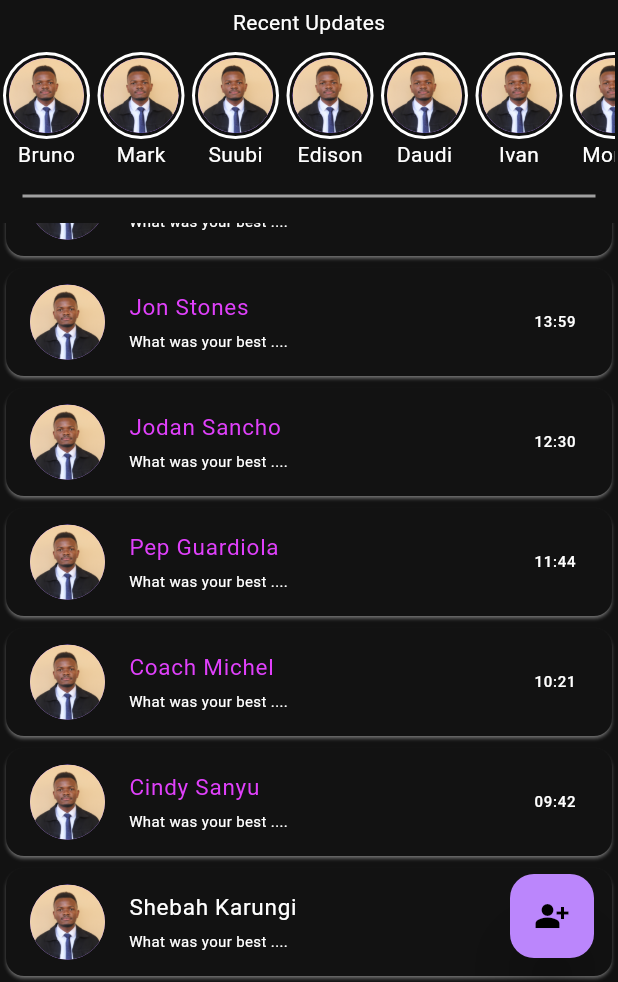
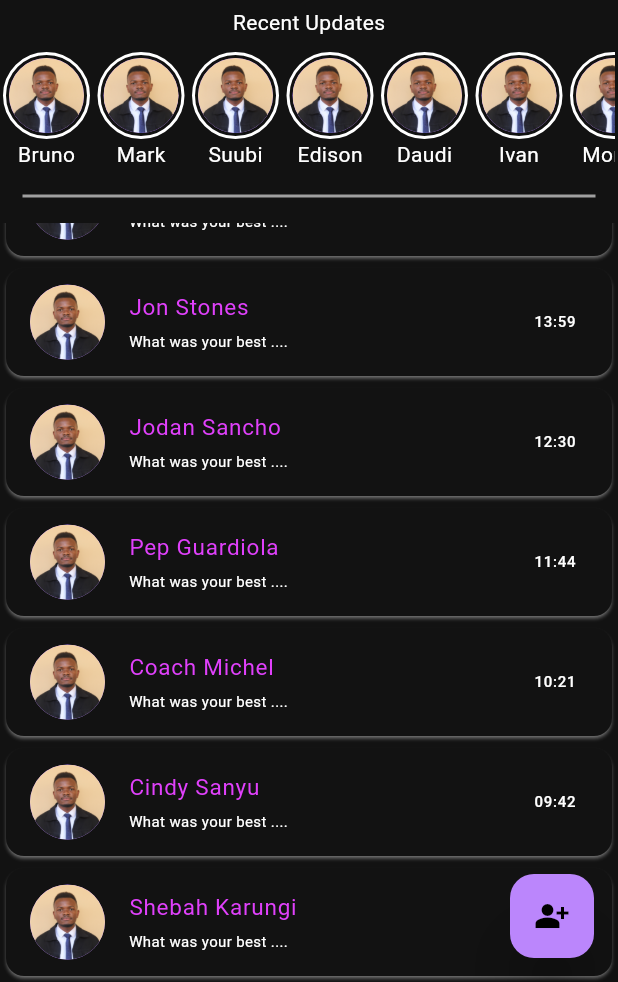
Before and after one commit to Hunkwills/ChatApp, a Flutter app: the screen it shows after launch, scrolled down 214 dp, on a phone screen of 412 x 824 dp, the part 254-1236 px from its top. Run offline on Flutter 3.47's test engine with Material 2 defaults, Android fonts, the phone set to English and light mode, and no system bars.

Commit message:
Corrected something

```diff
--- a/lib/dashboard3.dart
+++ b/lib/dashboard3.dart
@@ -409,7 +409,7 @@ class _MyBodyWidgetState extends State<MyBodyWidget> {
                           radius: 25, // Adjust the radius to control the size of the circle
                           backgroundImage: AssetImage('assets/Bruno_passport.png',), // Provide the image URL or AssetImage
                         ),
-                        title: Text('Shebah Karungi', style: TextStyle(fontSize: 15),),
+                        title: Text('Shebah Karungi', style: TextStyle(fontSize: 15,color: Colors.purpleAccent),),
                         subtitle: Text('What was your best ....', style: TextStyle(fontSize: 10),),
                         trailing: Text('08:41', style: TextStyle(fontSize: 10,color: Colors.purpleAccent),),
                       ),
```
